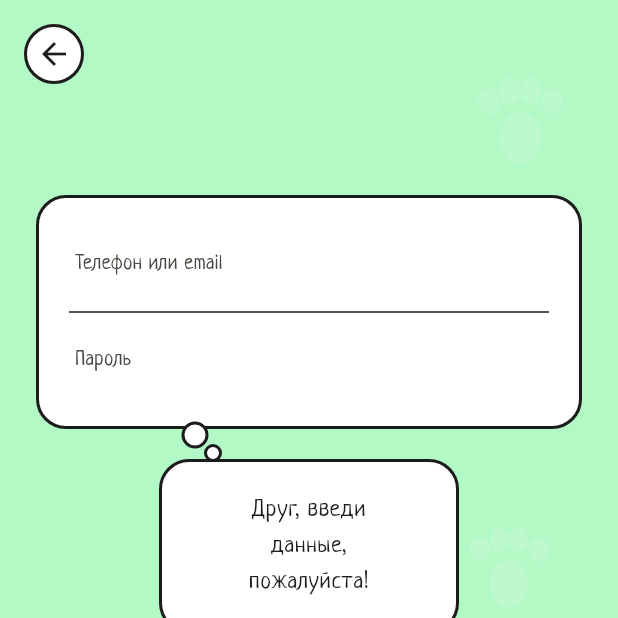
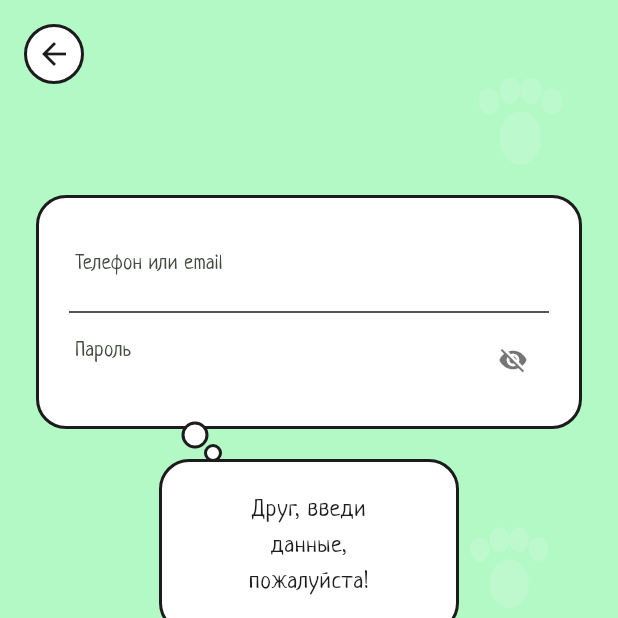
Before and after one commit to LnFutura/ecofriend, a Flutter app: the LoginScreen screen opened by its route, after a tap on "Войти", after a tap on "Регистрация", on a phone screen of 412 x 824 dp, the top half of it. Run offline on Flutter 3.47's test engine with Material 3 defaults, Android fonts, the light colour scheme and no system bars; our stand-ins replace flutter_svg, shared_preferences; accounts and stored records are empty.

Commit message:
feat: enhance password visibility toggle in login and register screens
- Added a password visibility toggle feature to both the login and register screens, allowing users to show or hide their password input.
- Introduced a new boolean variable to manage the visibility state of the password fields.
- Updated the UI to include an icon button for toggling password visibility, improving user experience during authentication.

These changes aim to enhance usability and security during the login and registration processes.

```diff
--- a/frontend/lib/screens/auth/login_screen.dart
+++ b/frontend/lib/screens/auth/login_screen.dart
@@ -16,6 +16,7 @@ class _LoginScreenState extends State<LoginScreen> {
   final _formKey = GlobalKey<FormState>();
   final _emailController = TextEditingController();
   final _passwordController = TextEditingController();
+  bool _obscurePassword = true; // Переменная для показа/скрытия пароля
 
   @override
   void dispose() {
@@ -205,7 +206,7 @@ class _LoginScreenState extends State<LoginScreen> {
                                   height: 35 * scaleHeight,
                                   child: TextFormField(
                                     controller: _passwordController,
-                                    obscureText: true,
+                                    obscureText: _obscurePassword,
                                     decoration: InputDecoration(
                                       hintText: 'Пароль',
                                       hintStyle: TextStyle(
@@ -220,6 +221,27 @@ class _LoginScreenState extends State<LoginScreen> {
                                       errorBorder: InputBorder.none,
                                       contentPadding: EdgeInsets.zero,
                                       isDense: true,
+                                      // Иконка для показа/скрытия пароля
+                                      suffixIcon: SizedBox(
+                                        width: 24 * scaleWidth,
+                                        height: 24 * scaleHeight,
+                                        child: Center(
+                                          child: IconButton(
+                                            icon: Icon(
+                                              _obscurePassword ? Icons.visibility_off : Icons.visibility,
+                                              color: Colors.black.withOpacity(0.54),
+                                            ),
+                                            onPressed: () {
+                                              setState(() {
+                                                _obscurePassword = !_obscurePassword;
+                                              });
+                                            },
+                                            padding: EdgeInsets.zero,
+                                            iconSize: 16 * scaleWidth,
+                                            visualDensity: VisualDensity.compact,
+                                          ),
+                                        ),
+                                      ),
                                     ),
                                     style: TextStyle(
                                       fontFamily: 'Neucha',
@@ -230,6 +252,17 @@ class _LoginScreenState extends State<LoginScreen> {
                                     validator: Validators.validatePassword,
                                   ),
                                 ),
+
+                                SizedBox(height: 8 * scaleHeight),
+
+                                // Разделитель под полем пароля
+                                Container(
+                                  width: 222.5 * scaleWidth,
+                                  height: 1,
+                                  color: const Color(0xFF141414),
+                                ),
+
+                                SizedBox(height: 12 * scaleHeight), // Увеличил отступ от разделителя до края карточки
                               ],
                             ),
                           ),
--- a/frontend/lib/screens/auth/register_screen.dart
+++ b/frontend/lib/screens/auth/register_screen.dart
@@ -21,6 +21,7 @@ class _RegisterScreenState extends State<RegisterScreen> {
   final _usernameController = TextEditingController();
   final _passwordController = TextEditingController();
   final _confirmPasswordController = TextEditingController();
+  bool _obscurePassword = true; // Переменная для показа/скрытия пароля
 
   @override
   void dispose() {
@@ -109,14 +110,29 @@ class _RegisterScreenState extends State<RegisterScreen> {
                               // Password field
                               TextFormField(
                                 controller: _passwordController,
-                                obscureText: true,
-                                decoration: const InputDecoration(
+                                obscureText: _obscurePassword,
+                                decoration: InputDecoration(
                                   hintText: 'Пароль',
                                   border: InputBorder.none,
                                   enabledBorder: InputBorder.none,
                                   focusedBorder: InputBorder.none,
                                   errorBorder: InputBorder.none,
-                                  contentPadding: EdgeInsets.symmetric(vertical: 8),
+                                  contentPadding: const EdgeInsets.symmetric(vertical: 8),
+                                  // Иконка для показа/скрытия пароля
+                                  suffixIcon: IconButton(
+                                    icon: Icon(
+                                      _obscurePassword ? Icons.visibility_off : Icons.visibility,
+                                      color: Colors.black.withOpacity(0.54),
+                                      size: 20,
+                                    ),
+                                    onPressed: () {
+                                      setState(() {
+                                        _obscurePassword = !_obscurePassword;
+                                      });
+                                    },
+                                    padding: EdgeInsets.zero,
+                                    constraints: const BoxConstraints(),
+                                  ),
                                 ),
                                 style: Theme.of(context).textTheme.bodyMedium,
                                 validator: Validators.validatePassword,
```
